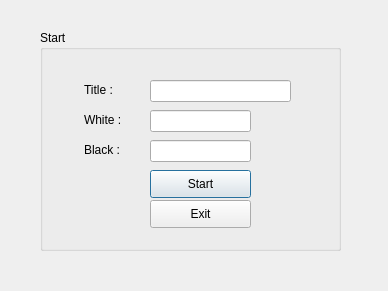
AlirezaAthari/Chess, file login.ui: the form before one commit.
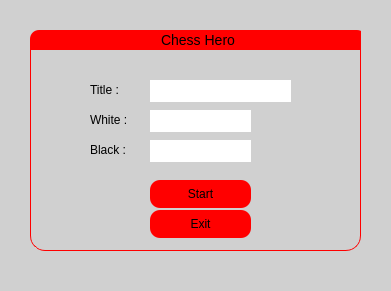
The form after the commit.

Patch:
```diff
--- a/login.ui
+++ b/login.ui
@@ -6,29 +6,67 @@
    <rect>
     <x>0</x>
     <y>0</y>
-    <width>388</width>
+    <width>391</width>
     <height>291</height>
    </rect>
   </property>
   <property name="windowTitle">
    <string>Dialog</string>
   </property>
+  <property name="styleSheet">
+   <string notr="true">QDialog{
+	background-color: rgb(208, 208, 208);
+}
+QLineEdit {
+	border : none;
+}
+
+QLabel {
+qproperty-alignment: AlignRight;
+}
+
+QPushButton{
+border-radius : 10px;
+background : red;
+}
+
+QPushButton:pressed {
+    background-color: rgb(224, 0, 0);
+    border-style: inset;
+}
+
+
+QGroupBox {
+border: 1px solid red;
+border-color: red;
+font-size: 14px;
+border-radius: 15px;
+}
+QGroupBox::title {
+qproperty-alignment: AlignCenter;
+border-top-left-radius: 9px;
+border-top-right-radius: 9px;
+padding: 2px 129px;
+background-color: red;
+color: black;
+}</string>
+  </property>
   <widget class="QGroupBox" name="groupBox">
    <property name="geometry">
     <rect>
-     <x>40</x>
+     <x>30</x>
      <y>30</y>
-     <width>301</width>
+     <width>331</width>
      <height>221</height>
     </rect>
    </property>
    <property name="title">
-    <string>Start</string>
+    <string>Chess Hero</string>
    </property>
    <widget class="QLabel" name="label">
     <property name="geometry">
      <rect>
-      <x>44</x>
+      <x>60</x>
       <y>50</y>
       <width>41</width>
       <height>20</height>
@@ -41,7 +79,7 @@
    <widget class="QLabel" name="label_2">
     <property name="geometry">
      <rect>
-      <x>44</x>
+      <x>60</x>
       <y>80</y>
       <width>41</width>
       <height>20</height>
@@ -54,7 +92,7 @@
    <widget class="QLabel" name="label_3">
     <property name="geometry">
      <rect>
-      <x>44</x>
+      <x>60</x>
       <y>110</y>
       <width>41</width>
       <height>20</height>
@@ -67,7 +105,7 @@
    <widget class="QLineEdit" name="title">
     <property name="geometry">
      <rect>
-      <x>110</x>
+      <x>120</x>
       <y>50</y>
       <width>141</width>
       <height>22</height>
@@ -77,7 +115,7 @@
    <widget class="QLineEdit" name="white">
     <property name="geometry">
      <rect>
-      <x>110</x>
+      <x>120</x>
       <y>80</y>
       <width>101</width>
       <height>22</height>
@@ -87,7 +125,7 @@
    <widget class="QLineEdit" name="black">
     <property name="geometry">
      <rect>
-      <x>110</x>
+      <x>120</x>
       <y>110</y>
       <width>101</width>
       <height>22</height>
@@ -97,8 +135,8 @@
    <widget class="QPushButton" name="pushButton">
     <property name="geometry">
      <rect>
-      <x>110</x>
-      <y>140</y>
+      <x>120</x>
+      <y>150</y>
       <width>101</width>
       <height>28</height>
      </rect>
@@ -113,8 +151,8 @@
    <widget class="QPushButton" name="pushButton_2">
     <property name="geometry">
      <rect>
-      <x>110</x>
-      <y>170</y>
+      <x>120</x>
+      <y>180</y>
       <width>101</width>
       <height>28</height>
      </rect>
```
